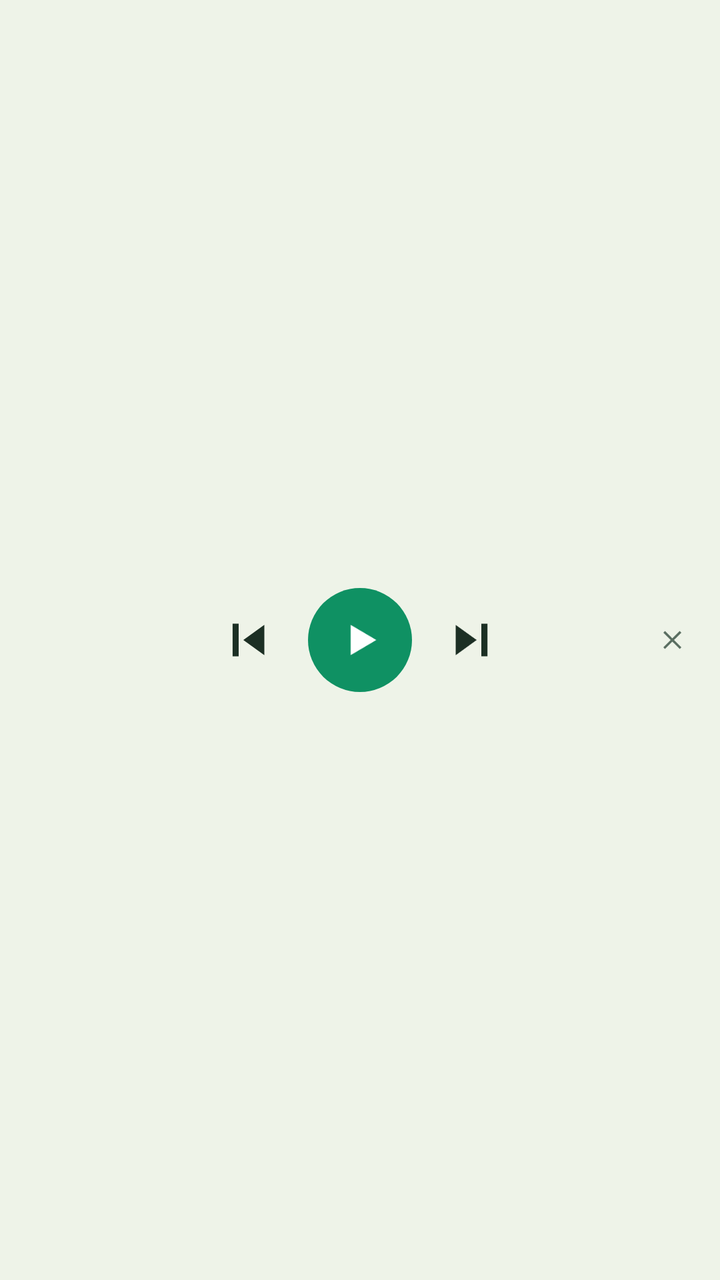
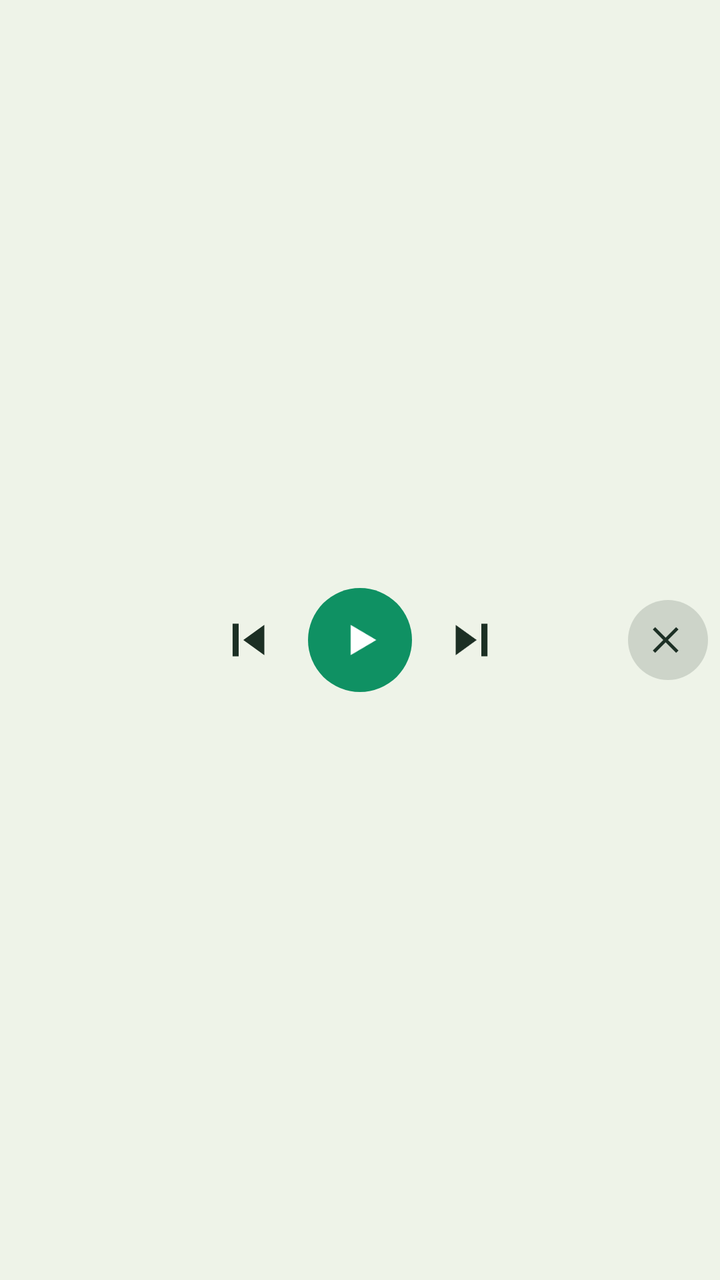

The first picture is an Android layout as it rendered before a commit; the second is the same layout after the commit. The layout source and the unified diff follow.
<!-- AndroidManifest.xml: application theme AppTheme -->
<!-- res/layout/notification_controls.xml -->
<?xml version="1.0" encoding="utf-8"?>
<FrameLayout xmlns:android="http://schemas.android.com/apk/res/android"
    android:id="@+id/notif_root"
    android:layout_width="match_parent"
    android:layout_height="wrap_content"
    android:background="#EEF3E8"
    android:paddingTop="5dp"
    android:paddingBottom="5dp">

    
    <LinearLayout
        android:layout_width="wrap_content"
        android:layout_height="wrap_content"
        android:layout_gravity="center"
        android:orientation="horizontal"
        android:gravity="center_vertical">

        <ImageView
            android:id="@+id/notif_prev"
            android:layout_width="44dp"
            android:layout_height="44dp"
            android:padding="8dp"
            android:src="@drawable/ic_notif_prev"
            android:tint="#1C2F24"
            android:contentDescription="Pichla kalam" />

        <ImageView
            android:id="@+id/notif_toggle"
            android:layout_width="52dp"
            android:layout_height="52dp"
            android:padding="12dp"
            android:layout_marginStart="8dp"
            android:layout_marginEnd="8dp"
            android:src="@drawable/ic_notif_play"
            android:tint="#FFFFFF"
            android:background="@drawable/notif_toggle_bg"
            android:contentDescription="Play / Pause" />

        <ImageView
            android:id="@+id/notif_next"
            android:layout_width="44dp"
            android:layout_height="44dp"
            android:padding="8dp"
            android:src="@drawable/ic_notif_next"
            android:tint="#1C2F24"
            android:contentDescription="Agla kalam" />
    </LinearLayout>

    
    <ImageView
        android:id="@+id/notif_close"
        android:layout_width="30dp"
        android:layout_height="30dp"
        android:layout_gravity="end|center_vertical"
        android:layout_marginEnd="8dp"
        android:padding="8dp"
        android:src="@drawable/ic_notif_close"
        android:tint="#5A6E61"
        android:contentDescription="Band karein" />
</FrameLayout>
<!-- resources referenced by this layout -->
<resources>
  <!-- drawable ic_notif_close (drawable) -->
  <?xml version="1.0" encoding="utf-8"?>
  <vector xmlns:android="http://schemas.android.com/apk/res/android"
      android:width="24dp"
      android:height="24dp"
      android:viewportWidth="24"
      android:viewportHeight="24">
      <path
          android:fillColor="#FFFFFFFF"
          android:pathData="M18.3,5.71L12,12L18.3,18.29L16.89,19.7L10.59,13.41L4.3,19.7L2.89,18.29L9.18,12L2.89,5.71L4.3,4.29L10.59,10.59L16.89,4.29Z" />
  </vector>
  <!-- drawable ic_notif_next (drawable) -->
  <?xml version="1.0" encoding="utf-8"?>
  <vector xmlns:android="http://schemas.android.com/apk/res/android"
      android:width="24dp"
      android:height="24dp"
      android:viewportWidth="24"
      android:viewportHeight="24">
      <path
          android:fillColor="#FFFFFFFF"
          android:pathData="M5,5.5L14,12L5,18.5Z" />
      <path
          android:fillColor="#FFFFFFFF"
          android:pathData="M16,5H18.6V19H16Z" />
  </vector>
  <!-- drawable ic_notif_play (drawable) -->
  <?xml version="1.0" encoding="utf-8"?>
  <vector xmlns:android="http://schemas.android.com/apk/res/android"
      android:width="24dp"
      android:height="24dp"
      android:viewportWidth="24"
      android:viewportHeight="24">
      <path
          android:fillColor="#FFFFFFFF"
          android:pathData="M8,5.5L8,18.5L19,12Z" />
  </vector>
  <!-- drawable ic_notif_prev (drawable) -->
  <?xml version="1.0" encoding="utf-8"?>
  <vector xmlns:android="http://schemas.android.com/apk/res/android"
      android:width="24dp"
      android:height="24dp"
      android:viewportWidth="24"
      android:viewportHeight="24">
      <path
          android:fillColor="#FFFFFFFF"
          android:pathData="M19,5.5L10,12L19,18.5Z" />
      <path
          android:fillColor="#FFFFFFFF"
          android:pathData="M5.4,5H8V19H5.4Z" />
  </vector>
  <!-- drawable notif_toggle_bg (drawable) -->
  <?xml version="1.0" encoding="utf-8"?>
  <shape xmlns:android="http://schemas.android.com/apk/res/android"
      android:shape="oval">
      <solid android:color="#0F9163" />
  </shape>
  <style name="AppTheme" parent="Theme.AppCompat.Light.DarkActionBar">
          
          <item name="colorPrimary">@color/colorPrimary</item>
          <item name="colorPrimaryDark">@color/colorPrimaryDark</item>
          <item name="colorAccent">@color/colorAccent</item>
      </style>
</resources>

<!-- the commit's change to res/layout/notification_controls.xml (unified diff, before → after) -->
@@ -49,12 +49,13 @@
     
     <ImageView
         android:id="@+id/notif_close"
-        android:layout_width="30dp"
-        android:layout_height="30dp"
+        android:layout_width="40dp"
+        android:layout_height="40dp"
         android:layout_gravity="end|center_vertical"
-        android:layout_marginEnd="8dp"
-        android:padding="8dp"
+        android:layout_marginEnd="6dp"
+        android:padding="10dp"
         android:src="@drawable/ic_notif_close"
-        android:tint="#5A6E61"
+        android:tint="#1C2F24"
+        android:background="@drawable/notif_close_bg"
         android:contentDescription="Band karein" />
 </FrameLayout>
<!-- resource entries referenced after the edit -->
@@ -50,6 +50,12 @@
           android:fillColor="#FFFFFFFF"
           android:pathData="M5.4,5H8V19H5.4Z" />
   </vector>
+  <!-- drawable notif_close_bg (drawable) -->
+  <?xml version="1.0" encoding="utf-8"?>
+  <shape xmlns:android="http://schemas.android.com/apk/res/android"
+      android:shape="oval">
+      <solid android:color="#2E374A3E" />
+  </shape>
   <!-- drawable notif_toggle_bg (drawable) -->
   <?xml version="1.0" encoding="utf-8"?>
   <shape xmlns:android="http://schemas.android.com/apk/res/android"
